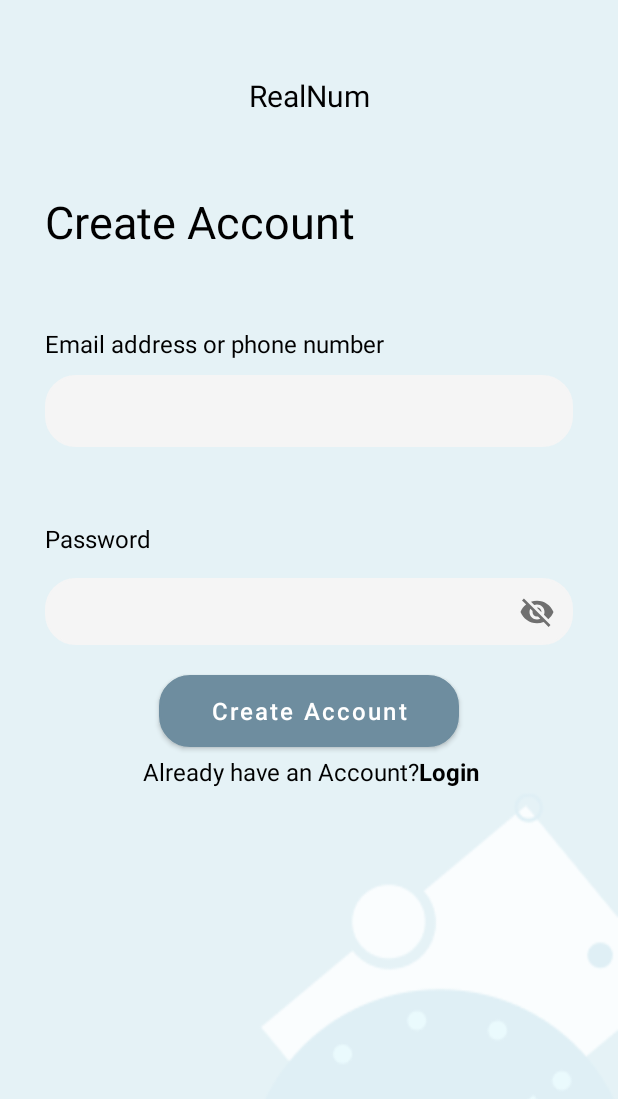
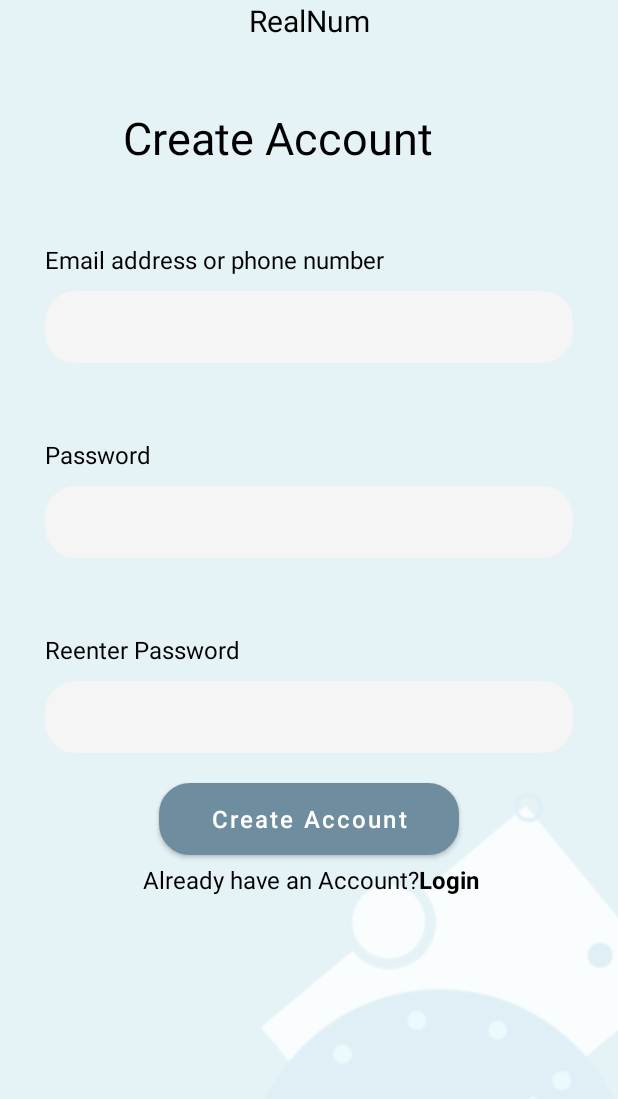
Before and after one commit to Huyenhuynhh/RealNum, an Android app: the screen it shows after launch (SignUpActivity), after a tap on "Create Account", on a phone screen of 412 x 824 dp. Shown: the top 1099 px of the screen. Run offline under Robolectric (Android 15) with nearby library versions, the phone set to English and light mode, and no system bars; 2 other taps on this screen came first.

Commit message:
Updated Sing Up Page

```diff
--- a/app/src/main/java/com/example/login/SignUpActivity.java
+++ b/app/src/main/java/com/example/login/SignUpActivity.java
@@ -8,17 +8,19 @@ import android.widget.EditText;
 import androidx.appcompat.app.AppCompatActivity;
 
 public class SignUpActivity extends AppCompatActivity {
-    EditText email,password;
+    EditText userEmailPhone;
+    EditText password;
+
     @Override
     protected void onCreate(Bundle savedInstanceState) {
         super.onCreate(savedInstanceState);
         setContentView(R.layout.activity_sign_up);
         password=findViewById(R.id.input_password);
-        email=findViewById(R.id.input_email_phone);
+        userEmailPhone =findViewById(R.id.input_email_phone);
     }
 
     public void createAccount(View view) {
-        if(!(email.getText().toString().equals("")&&password.getText().toString().equals(""))){
+        if(!(userEmailPhone.getText().toString().equals("")&&password.getText().toString().equals(""))){
             startActivity(new Intent(SignUpActivity.this,WelcomeActivity.class));
         }
     }
--- a/app/src/main/java/com/example/login/SplashActivity.java
+++ b/app/src/main/java/com/example/login/SplashActivity.java
@@ -17,7 +17,7 @@ public class SplashActivity extends AppCompatActivity {
             @Override
 
             public void run() {
-                Intent i = new Intent(SplashActivity.this, SignUpActivity.class);
+                Intent i = new Intent(SplashActivity.this, MainActivity.class);
                 startActivity(i);
                 finish();
 
--- a/app/src/main/res/layout/activity_main.xml
+++ b/app/src/main/res/layout/activity_main.xml
@@ -6,6 +6,7 @@
     android:layout_height="match_parent"
     android:background="@drawable/bg_image"
     tools:context=".MainActivity">
+
 <ScrollView
     android:layout_width="match_parent"
     android:layout_height="match_parent"
--- a/app/src/main/res/layout/activity_profile.xml
+++ b/app/src/main/res/layout/activity_profile.xml
@@ -8,7 +8,7 @@
     tools:context=".ProfileActivity">
 
     <TextView
-        android:id="@+id/textView"
+        android:id="@+id/app_title"
         android:layout_width="wrap_content"
         android:layout_height="wrap_content"
         android:text="@string/app_title"
@@ -19,12 +19,12 @@
         app:layout_constraintTop_toTopOf="parent" />
 
     <ImageView
-        android:id="@+id/imageView6"
+        android:id="@+id/profile_image"
         android:layout_width="185dp"
         android:layout_height="218dp"
         app:layout_constraintEnd_toEndOf="parent"
         app:layout_constraintStart_toStartOf="parent"
-        app:layout_constraintTop_toBottomOf="@+id/textView"
+        app:layout_constraintTop_toBottomOf="@+id/app_title"
         app:srcCompat="@drawable/profileimage" />
 
     <TextView
@@ -36,7 +36,7 @@
         android:textSize="34sp"
         app:layout_constraintEnd_toEndOf="parent"
         app:layout_constraintStart_toStartOf="parent"
-        app:layout_constraintTop_toBottomOf="@+id/imageView6" />
+        app:layout_constraintTop_toBottomOf="@+id/profile_image" />
 
     <Button
         android:id="@+id/button_change_user_name"
--- a/app/src/main/res/layout/activity_sign_up.xml
+++ b/app/src/main/res/layout/activity_sign_up.xml
@@ -6,19 +6,11 @@
     android:layout_height="match_parent"
     android:background="@drawable/bg_image"
     tools:context=".SignUpActivity">
-    <androidx.constraintlayout.widget.ConstraintLayout
-        android:layout_width="match_parent"
-        android:layout_height="match_parent"
-        app:layout_constraintBottom_toBottomOf="parent"
-        app:layout_constraintEnd_toEndOf="parent"
-        app:layout_constraintStart_toStartOf="parent"
-        app:layout_constraintTop_toTopOf="parent">
 
     <TextView
         android:id="@+id/app_title"
         android:layout_width="wrap_content"
         android:layout_height="wrap_content"
-            android:layout_marginTop="50dp"
         android:text="@string/app_name"
         android:textColor="@color/black"
         android:textSize="20sp"
@@ -31,12 +23,12 @@
         android:layout_width="wrap_content"
         android:layout_height="wrap_content"
         android:layout_marginStart="30dp"
-            android:layout_marginTop="50dp"
+        android:layout_marginTop="44dp"
         android:text="@string/create_account"
         android:textColor="@color/black"
         android:textSize="30sp"
         app:layout_constraintEnd_toEndOf="parent"
-            app:layout_constraintHorizontal_bias="0.0"
+        app:layout_constraintHorizontal_bias="0.298"
         app:layout_constraintStart_toStartOf="parent"
         app:layout_constraintTop_toBottomOf="@+id/app_title" />
 
@@ -69,8 +61,7 @@
         app:layout_constraintEnd_toEndOf="parent"
         app:layout_constraintStart_toStartOf="parent"
         app:layout_constraintTop_toBottomOf="@id/text_email_phone"
-            android:inputType="phone|textEmailAddress"
-            />
+        android:inputType="phone|textEmailAddress" />
 
     <TextView
         android:id="@+id/text_password"
@@ -84,35 +75,46 @@
         app:layout_constraintStart_toStartOf="parent"
         app:layout_constraintTop_toBottomOf="@+id/input_email_phone" />
 
-        <com.google.android.material.textfield.TextInputLayout
-            android:id="@+id/textInputLayout"
-            style="@style/Widget.MaterialComponents.TextInputLayout.OutlinedBox"
+    <EditText
+        android:id="@+id/input_password"
         android:layout_width="match_parent"
-            android:layout_height="50dp"
+        android:layout_height="48dp"
         android:layout_marginStart="30dp"
         android:layout_marginTop="10dp"
         android:layout_marginEnd="30dp"
-            android:inputType="textPassword"
-            app:layout_constraintEnd_toEndOf="parent"
-            app:layout_constraintStart_toStartOf="parent"
-            app:layout_constraintTop_toBottomOf="@+id/text_password"
-            app:passwordToggleEnabled="true">
-
-            <EditText
-                android:id="@+id/input_password"
-                android:layout_width="match_parent"
-                android:layout_height="match_parent"
         android:background="@drawable/border_radius"
         android:ems="10"
         android:inputType="textPassword"
         android:padding="10dp"
-                app:layout_constraintEnd_toEndOf="parent"
+        app:layout_constraintTop_toBottomOf="@+id/text_password" />
+
+    <TextView
+        android:id="@+id/text_renter_password"
+        android:layout_width="wrap_content"
+        android:layout_height="wrap_content"
+        android:layout_marginStart="30dp"
+        android:layout_marginTop="50dp"
+        android:text="@string/reenter_password"
+        android:textColor="@color/black"
+        android:textSize="16sp"
         app:layout_constraintStart_toStartOf="parent"
-                app:layout_constraintTop_toBottomOf="@+id/text_password" />
-        </com.google.android.material.textfield.TextInputLayout>
+        app:layout_constraintTop_toBottomOf="@+id/input_password" />
+
+    <EditText
+        android:id="@+id/input_renter_password"
+        android:layout_width="match_parent"
+        android:layout_height="48dp"
+        android:layout_marginStart="30dp"
+        android:layout_marginTop="10dp"
+        android:layout_marginEnd="30dp"
+        android:background="@drawable/border_radius"
+        android:ems="10"
+        android:inputType="textPassword"
+        android:padding="10dp"
+        app:layout_constraintTop_toBottomOf="@+id/text_renter_password" />
 
     <Button
-            android:id="@+id/button"
+        android:id="@+id/buttonCreateAccount"
         android:layout_width="200dp"
         android:layout_height="wrap_content"
         android:layout_marginTop="20dp"
@@ -124,10 +126,10 @@
         app:layout_constraintEnd_toEndOf="parent"
         android:background="@drawable/btn_bg"
         app:layout_constraintStart_toStartOf="parent"
-            app:layout_constraintTop_toBottomOf="@+id/textInputLayout" />
+        app:layout_constraintTop_toBottomOf="@+id/input_renter_password" />
 
     <TextView
-            android:id="@+id/textView5"
+        android:id="@+id/buttonMoveToLogin"
         android:layout_width="wrap_content"
         android:layout_height="wrap_content"
         android:layout_marginTop="5dp"
@@ -138,8 +140,6 @@
         app:layout_constraintEnd_toEndOf="parent"
         app:layout_constraintHorizontal_bias="0.51"
         app:layout_constraintStart_toStartOf="parent"
-            app:layout_constraintTop_toBottomOf="@+id/button" />
-
+        app:layout_constraintTop_toBottomOf="@+id/buttonCreateAccount" />
 
 </androidx.constraintlayout.widget.ConstraintLayout>
-</androidx.constraintlayout.widget.ConstraintLayout>
--- a/app/src/main/res/layout/activity_welcome.xml
+++ b/app/src/main/res/layout/activity_welcome.xml
@@ -6,20 +6,6 @@
     android:layout_height="match_parent"
     tools:context=".WelcomeActivity">
 
-    <com.google.android.material.appbar.AppBarLayout
-        android:layout_width="match_parent"
-        android:layout_height="wrap_content"
-        >
-
-        <androidx.appcompat.widget.Toolbar
-            android:id="@+id/toolbar"
-            android:layout_width="match_parent"
-            android:layout_height="?attr/actionBarSize"
-            android:background="?attr/colorPrimary"
-             />
-
-    </com.google.android.material.appbar.AppBarLayout>
-
     <include layout="@layout/content_welcome" />
 
 
--- a/app/src/main/res/layout/fragment_welcome.xml
+++ b/app/src/main/res/layout/fragment_welcome.xml
@@ -8,7 +8,7 @@
     tools:context=".WelcomeActivity">
 
     <TextView
-        android:id="@+id/textView"
+        android:id="@+id/app_title"
         android:layout_width="wrap_content"
         android:layout_height="wrap_content"
         android:text="@string/app_title"
@@ -26,7 +26,7 @@
         android:textColor="@color/black"
         app:layout_constraintEnd_toEndOf="parent"
         app:layout_constraintStart_toStartOf="parent"
-        app:layout_constraintTop_toBottomOf="@+id/textView"
+        app:layout_constraintTop_toBottomOf="@+id/app_title"
         tools:ignore="SpeakableTextPresentCheck,ImageContrastCheck"
         tools:src="@tools:sample/avatars" />
 
--- a/app/src/main/res/values/strings.xml
+++ b/app/src/main/res/values/strings.xml
@@ -32,5 +32,6 @@
     <string name="email_address_or_phone_number">Email address or phone number</string>
     <string name="password">Password</string>
     <string name="profile_activity_label">Profile Activity</string>
+    <string name="reenter_password">Reenter Password</string>
 
 </resources>
```
Lines whose indentation alone changed are shown as unchanged.
